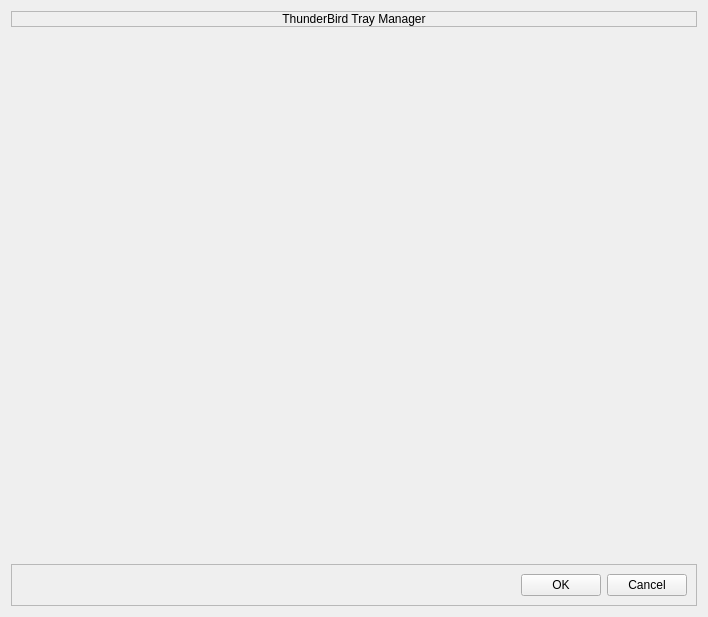
JackDinn/tbtray, file tbtrayui.ui: the form before one commit.
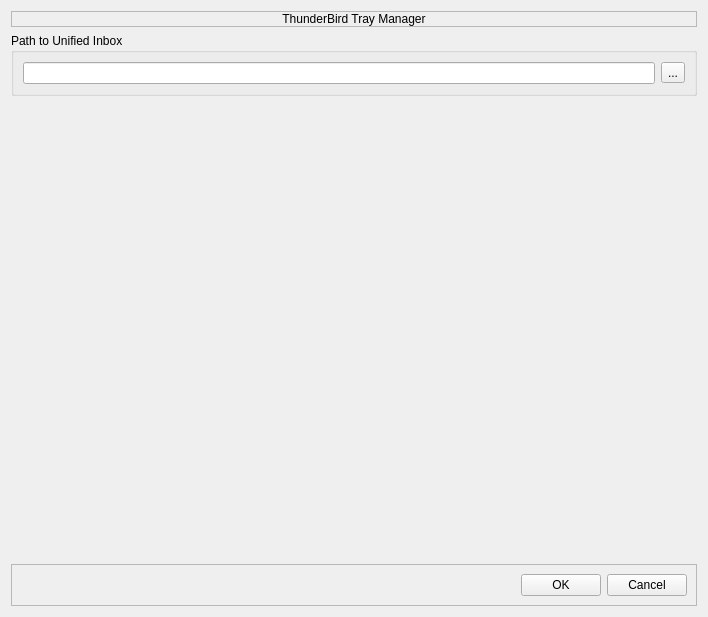
The form after the commit. Icons and pictures are not drawn.

Commit message: added setting for selecting Inbox.msf

```diff
--- a/tbtrayui.ui
+++ b/tbtrayui.ui
@@ -40,6 +40,25 @@
      </property>
     </widget>
    </item>
+   <item>
+    <widget class="QGroupBox" name="groupBox">
+     <property name="title">
+      <string>Path to Unified Inbox</string>
+     </property>
+     <layout class="QHBoxLayout" name="horizontalLayout">
+      <item>
+       <widget class="QLineEdit" name="profilepath"/>
+      </item>
+      <item>
+       <widget class="QToolButton" name="toolButton_profilepath">
+        <property name="text">
+         <string>...</string>
+        </property>
+       </widget>
+      </item>
+     </layout>
+    </widget>
+   </item>
    <item>
     <spacer name="verticalSpacer">
      <property name="orientation">
```
The commit also changes 3 other files.
